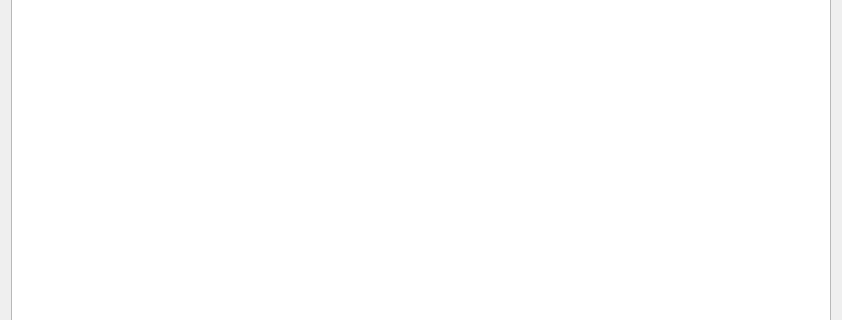
This is ui/meterswidget.ui in nikola240698/MeteringActs as Qt 5 draws it before an edit; both pictures show x 0 to 842 and y 302 to 622 of the 842 by 714 pixel window. The edited form follows.
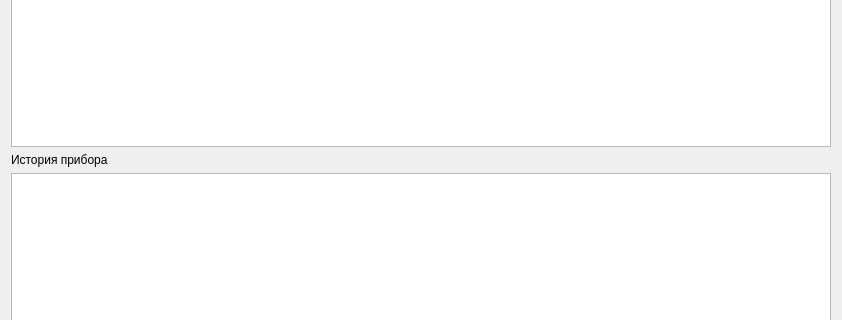
This is the edited form.

Commit message: Create history table for act view:

```diff
--- a/ui/meterswidget.ui
+++ b/ui/meterswidget.ui
@@ -58,6 +58,38 @@
      </attribute>
     </widget>
    </item>
+   <item>
+    <widget class="QLabel" name="historyLabel">
+     <property name="text">
+      <string>История прибора</string>
+     </property>
+    </widget>
+   </item>
+   <item>
+    <widget class="QTableView" name="historytableView">
+     <property name="maximumSize">
+      <size>
+       <width>16777215</width>
+       <height>200</height>
+      </size>
+     </property>
+     <property name="editTriggers">
+      <set>QAbstractItemView::EditTrigger::NoEditTriggers</set>
+     </property>
+     <property name="alternatingRowColors">
+      <bool>true</bool>
+     </property>
+     <property name="selectionMode">
+      <enum>QAbstractItemView::SelectionMode::SingleSelection</enum>
+     </property>
+     <property name="selectionBehavior">
+      <enum>QAbstractItemView::SelectionBehavior::SelectRows</enum>
+     </property>
+     <attribute name="verticalHeaderVisible">
+      <bool>false</bool>
+     </attribute>
+    </widget>
+   </item>
    <item>
     <layout class="QHBoxLayout" name="buttonsLayout">
      <item>
```
Left out of the diff: 3 changed lines with no effect on the pictures. The commit also changes 2 other files.
